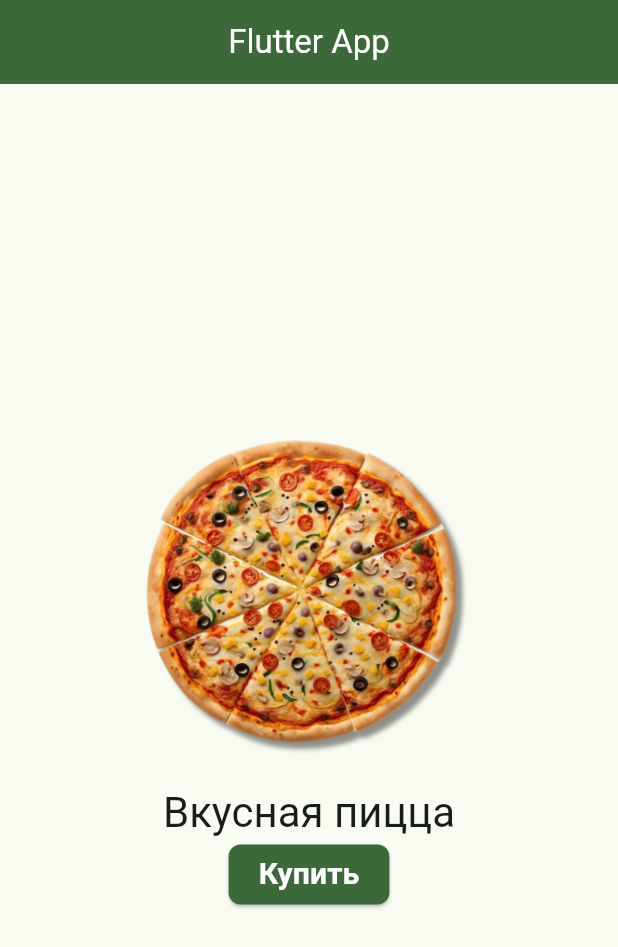
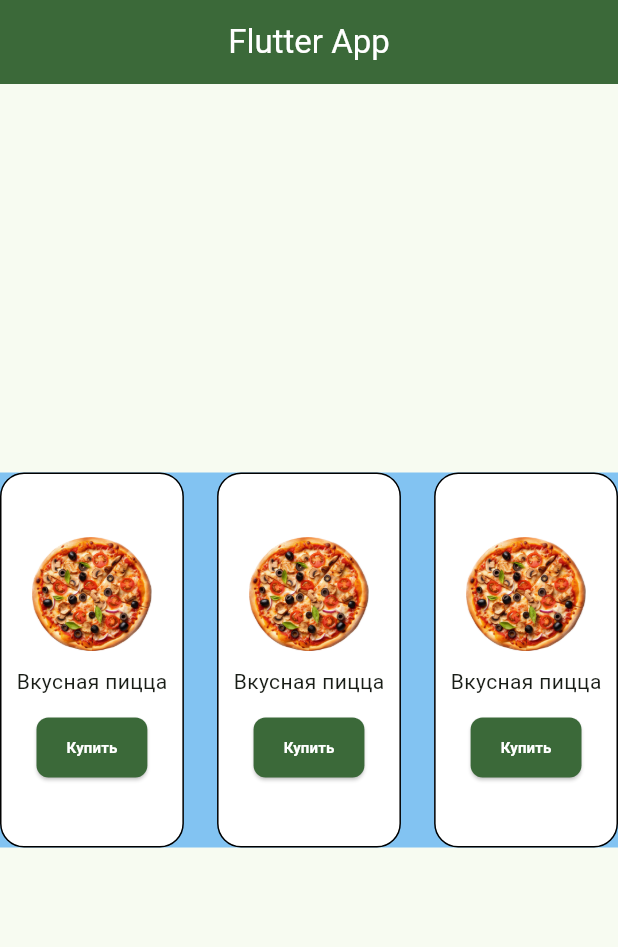
Before and after one commit to artemskorkin/course1, a Flutter app: the screen it shows after launch, on a phone screen of 412 x 824 dp. Shown: the top 947 px of the screen. Run offline on Flutter 3.47's test engine with Material 3 defaults, Android fonts, the phone set to English and light mode, and no system bars.

Commit message:
Изучили способы выравнивания

```diff
--- a/lib/app_theme.dart
+++ b/lib/app_theme.dart
@@ -19,9 +19,7 @@ class AppTheme {
           backgroundColor: colorScheme.primary,
           foregroundColor: colorScheme.onPrimary,
           padding: const EdgeInsets.symmetric(horizontal: 20, vertical: 0),
-      shape: RoundedRectangleBorder(
-        borderRadius: BorderRadius.circular(8),
-      ),
+          shape: RoundedRectangleBorder(borderRadius: BorderRadius.circular(8)),
         ),
       ),
       textTheme: TextTheme(
--- a/lib/main.dart
+++ b/lib/main.dart
@@ -10,14 +10,10 @@ class MyApp extends StatelessWidget {
 
   @override
   Widget build(BuildContext context) {
-
     return MaterialApp(
       title: "Flutter App",
       theme: AppTheme.lightTheme(),
-      home: Scaffold(
-        appBar: AppBar(title: const Text("Flutter App")),
-        body: HomeWidget(),
-      ),
+      home: HomeWidget(),
     );
   }
 }
@@ -27,21 +23,61 @@ class HomeWidget extends StatelessWidget {
 
   @override
   Widget build(BuildContext context) {
-    return Center(
+    return Scaffold(
+      appBar: AppBar(centerTitle: true, title: const Text("Flutter App")),
+      body: Center(
+        child: Container(
+          height: 250,
+          decoration: BoxDecoration(
+            color: const Color.fromARGB(139, 33, 149, 243),
+          ),
+          child: Row(
+            mainAxisSize: MainAxisSize.max,
+            mainAxisAlignment: MainAxisAlignment.spaceBetween,
+            crossAxisAlignment: CrossAxisAlignment.stretch,
+            children: [PizzaCard(), PizzaCard(height: 250), PizzaCard()],
+          ),
+        ),
+      ),
+    );
+  }
+}
+
+class PizzaCard extends StatelessWidget {
+  final double height;
+  const PizzaCard({super.key, this.height=200});
+
+  @override
+  Widget build(BuildContext context) {
+    return Container(
+      height: height,
+      padding: const EdgeInsets.all(10),
+
+      decoration: BoxDecoration(
+        color: Colors.white,
+        border: Border.all(color: Colors.black),
+        borderRadius: BorderRadius.circular(16),
+      ),
+
       child: Column(
         mainAxisAlignment: MainAxisAlignment.center,
         children: [
-              Image.asset("assets/images/pizza.png", width: 250),
-              Text("Вкусная пицца", style: Theme.of(context).textTheme.headlineMedium
-              ),
+          Image.asset("assets/images/pizza.webp", width: 80),
+          SizedBox(height: 10),
+          Text("Вкусная пицца", style: TextStyle(fontSize: 14)),
+          SizedBox(height: 10),
           ElevatedButton(
             onPressed: () {
               print("Вы купили пиццу! Спасибо за заказ!");
             },
-                child: Text("Купить",
+            child: Text(
+              "Купить",
               style: Theme.of(context).textTheme.labelLarge?.copyWith(
-                  fontWeight: FontWeight.bold,color: Colors.white, fontSize: 20,
-                )),
+                fontWeight: FontWeight.bold,
+                color: Colors.white,
+                fontSize: 10,
+              ),
+            ),
           ),
         ],
       ),
```
Also changed, not shown: assets/images/pizza.webp (added), assets/images/pizza1.webp (added), 3 other files. Lines whose indentation alone changed are shown as unchanged.
